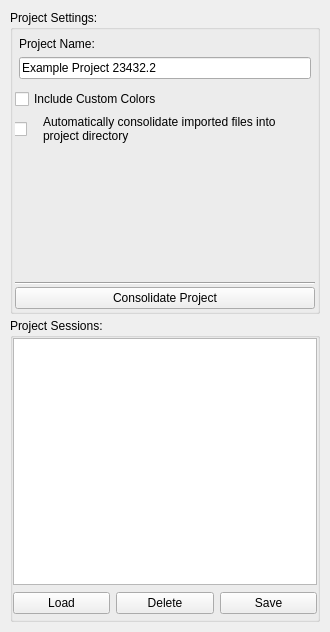
First picture: the form in src/Interface/AppInterface/ProjectDockWidget.ui, repository SCIInstitute/Seg3D, before the edit.
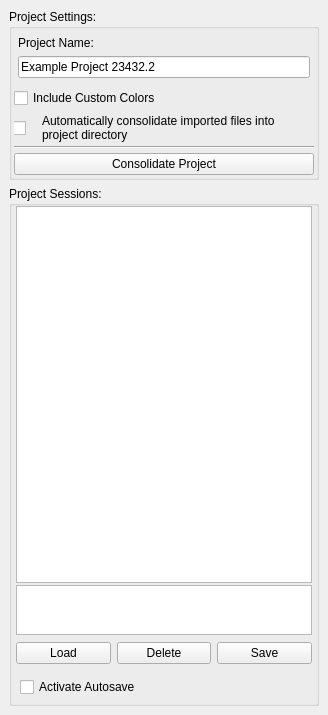
Second picture: the form after the edit.

Patch:
```diff
--- a/src/Interface/AppInterface/ProjectDockWidget.ui
+++ b/src/Interface/AppInterface/ProjectDockWidget.ui
@@ -6,8 +6,8 @@
    <rect>
     <x>0</x>
     <y>0</y>
-    <width>258</width>
-    <height>632</height>
+    <width>265</width>
+    <height>715</height>
    </rect>
   </property>
   <property name="styleSheet">
@@ -25,13 +25,7 @@
    <string>Current Project</string>
   </property>
   <widget class="QWidget" name="dockWidgetContents">
-   <layout class="QVBoxLayout" name="verticalLayout_2" stretch="1,1">
-    <property name="spacing">
-     <number>4</number>
-    </property>
-    <property name="margin">
-     <number>10</number>
-    </property>
+   <layout class="QVBoxLayout" name="verticalLayout_2">
     <item>
      <widget class="QGroupBox" name="groupBox_2">
       <property name="title">
@@ -39,7 +33,7 @@
       </property>
       <layout class="QVBoxLayout" name="verticalLayout_3">
        <property name="spacing">
-        <number>2</number>
+        <number>4</number>
        </property>
        <property name="leftMargin">
         <number>2</number>
@@ -63,7 +57,7 @@
          </property>
          <layout class="QVBoxLayout" name="verticalLayout_5">
           <property name="spacing">
-           <number>-1</number>
+           <number>6</number>
           </property>
           <property name="margin">
            <number>0</number>
@@ -148,19 +142,6 @@
             </layout>
            </widget>
           </item>
-          <item>
-           <spacer name="verticalSpacer">
-            <property name="orientation">
-             <enum>Qt::Vertical</enum>
-            </property>
-            <property name="sizeHint" stdset="0">
-             <size>
-              <width>20</width>
-              <height>67</height>
-             </size>
-            </property>
-           </spacer>
-          </item>
          </layout>
         </widget>
        </item>
@@ -193,21 +174,55 @@
        <property name="spacing">
         <number>2</number>
        </property>
-       <property name="margin">
+       <property name="leftMargin">
+        <number>4</number>
+       </property>
+       <property name="topMargin">
+        <number>0</number>
+       </property>
+       <property name="rightMargin">
+        <number>4</number>
+       </property>
+       <property name="bottomMargin">
         <number>0</number>
        </property>
        <item>
         <widget class="QListWidget" name="sessions_list_">
-         <property name="editTriggers">
-          <set>QAbstractItemView::NoEditTriggers</set>
+         <property name="sizePolicy">
+          <sizepolicy hsizetype="Expanding" vsizetype="MinimumExpanding">
+           <horstretch>0</horstretch>
+           <verstretch>0</verstretch>
+          </sizepolicy>
          </property>
-         <property name="alternatingRowColors">
-          <bool>true</bool>
+        </widget>
+       </item>
+       <item>
+        <widget class="QTextEdit" name="textEdit">
+         <property name="sizePolicy">
+          <sizepolicy hsizetype="Expanding" vsizetype="Fixed">
+           <horstretch>0</horstretch>
+           <verstretch>0</verstretch>
+          </sizepolicy>
+         </property>
+         <property name="maximumSize">
+          <size>
+           <width>16777215</width>
+           <height>50</height>
+          </size>
+         </property>
+         <property name="horizontalScrollBarPolicy">
+          <enum>Qt::ScrollBarAlwaysOff</enum>
          </property>
         </widget>
        </item>
        <item>
         <widget class="QWidget" name="widget" native="true">
+         <property name="sizePolicy">
+          <sizepolicy hsizetype="Preferred" vsizetype="Fixed">
+           <horstretch>0</horstretch>
+           <verstretch>0</verstretch>
+          </sizepolicy>
+         </property>
          <property name="minimumSize">
           <size>
            <width>0</width>
@@ -216,7 +231,7 @@
          </property>
          <layout class="QHBoxLayout" name="horizontalLayout">
           <property name="spacing">
-           <number>-1</number>
+           <number>6</number>
           </property>
           <property name="margin">
            <number>0</number>
@@ -245,6 +260,40 @@
          </layout>
         </widget>
        </item>
+       <item>
+        <widget class="QWidget" name="widget_5" native="true">
+         <property name="minimumSize">
+          <size>
+           <width>0</width>
+           <height>32</height>
+          </size>
+         </property>
+         <layout class="QHBoxLayout" name="horizontalLayout_3">
+          <property name="spacing">
+           <number>0</number>
+          </property>
+          <property name="leftMargin">
+           <number>4</number>
+          </property>
+          <property name="topMargin">
+           <number>0</number>
+          </property>
+          <property name="rightMargin">
+           <number>4</number>
+          </property>
+          <property name="bottomMargin">
+           <number>0</number>
+          </property>
+          <item>
+           <widget class="QCheckBox" name="checkBox">
+            <property name="text">
+             <string>Activate Autosave</string>
+            </property>
+           </widget>
+          </item>
+         </layout>
+        </widget>
+       </item>
       </layout>
      </widget>
     </item>
```
